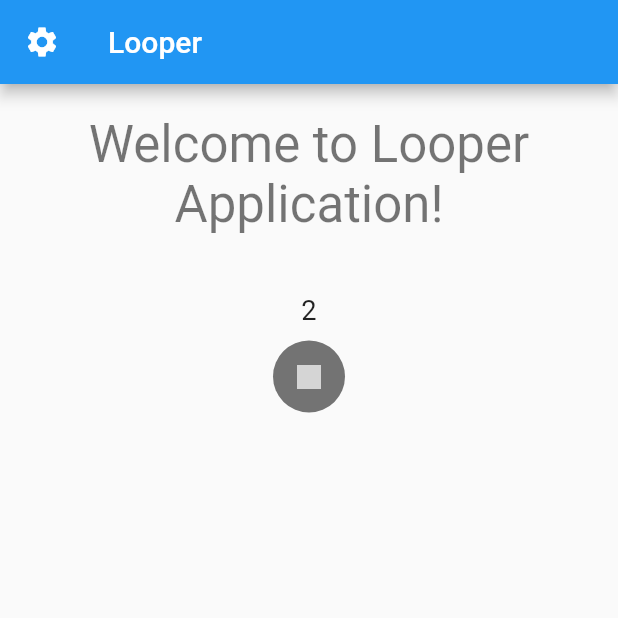
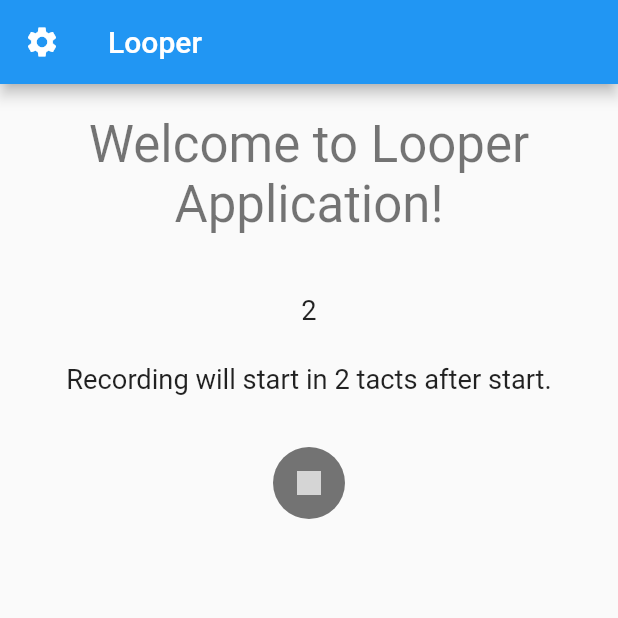
Before and after one commit to michcho415/flutter_project, a Flutter app: the screen it shows after launch, after a tap on the "circle" icon, on a phone screen of 412 x 824 dp, the top half of it. Run offline on Flutter 3.47's test engine with Material 2 defaults, Android fonts, the phone set to English and light mode, and no system bars; our stand-ins replace audioplayers, permission_handler; missing offline and left inert: flutter_sound_lite, microphone, record; statements that could not run were skipped.

Commit message:
Recording audio with microphone and looped playbac

```diff
--- a/lib/widgets/looper.dart
+++ b/lib/widgets/looper.dart
@@ -7,9 +7,14 @@ import 'package:flutter_project/data/app_settings.dart';
 import 'package:flutter_project/widgets/custom_button.dart';
 import 'dart:async';
 import 'dart:math';
-import 'package:microphone/microphone.dart';
 import 'package:audioplayers/audioplayers.dart';
 import 'package:audioplayers/audioplayers_api.dart';
+import 'package:record/record.dart';
+import 'package:microphone/microphone.dart';
+import 'package:flutter_sound_lite/flutter_sound.dart';
+import 'package:flutter_sound_lite/public/flutter_sound_recorder.dart';
+import 'package:permission_handler/permission_handler.dart';
+import 'package:path_provider/path_provider.dart';
 
 
 enum LooperState{
@@ -30,20 +35,35 @@ class Looper extends StatefulWidget {
 
 class _LooperState extends State<Looper> {
 
-  //final microphoneRecorder = MicrophoneRecorder().init();
+  //final microphoneRecorder = MicrophoneRecorder()..init();
+  FlutterSoundRecorder flutterRecorder = FlutterSoundRecorder();
+  FlutterSoundPlayer flutterPlayer = FlutterSoundPlayer();
 
   AudioPlayer audioPlayer = AudioPlayer(mode: PlayerMode.LOW_LATENCY);
+  AudioPlayer looperPlayer = AudioPlayer(mode: PlayerMode.LOW_LATENCY);
   AudioCache? audioCache;
+  AudioCache? looperAudioCache;
+
+  final recorder = Record();
+
   late LooperState state;
   bool isRecordButtonVisible = true;
   bool isStopButtonVisible = false;
   bool isPlayButtonVisible = false;
+
   late int tactDuration = 0;
   late int beatDuration = 0;
   late int oneTickDuration = 0;
+
   Timer? startCounting;
   Timer? metronomeLoop;
+  Timer? recordTimer;
+  Timer? playingTimer;
+
+  String recordingStateString = "";
   String path = 'met.mp3';
+  String recordedPath = 'recording.aac';
+
   int counter = 1;
 
 
@@ -52,17 +72,37 @@ class _LooperState extends State<Looper> {
     state = LooperState.Stopped;
     initTempoSetup();
 
+    super.initState();
+
     audioCache = AudioCache(fixedPlayer: audioPlayer);
-    super.initState();
+    looperAudioCache = AudioCache(fixedPlayer: looperPlayer);
+
+    flutterRecorder.openAudioSession(
+      focus: AudioFocus.requestFocusAndStopOthers,
+      mode: SessionMode.modeDefault,
+      device: AudioDevice.speaker,
+      category: SessionCategory.record,
+    );
+
+    flutterPlayer.openAudioSession(
+      focus: AudioFocus.requestFocusAndStopOthers,
+      mode: SessionMode.modeDefault,
+      device: AudioDevice.speaker,
+      category: SessionCategory.playback
+    );
+
   }
 
   @override
   void dispose() {
-    //preRecordTimer?.cancel();
-    //recordingTimer?.cancel();
-
     audioPlayer.release();
     audioPlayer.dispose();
+
+    looperPlayer.release();
+    looperPlayer.dispose();
+
+    flutterRecorder.closeAudioSession();
+    flutterPlayer.closeAudioSession();
     super.dispose();
   }
 
@@ -72,37 +112,49 @@ class _LooperState extends State<Looper> {
         mainAxisAlignment: MainAxisAlignment.center,
         children: [
           Center(child: Text(counter.toString(), textScaleFactor: 1.3,)),
-            Padding( padding: EdgeInsets.symmetric(vertical: 10.0),
+          Padding(
+            padding: EdgeInsets.symmetric(vertical: 25),
+            child: Center(child: Text(recordingStateString.toString(), textScaleFactor: 1.3,))),
+            Padding(
+                padding: EdgeInsets.symmetric(vertical: 10.0),
                 child: Row(
                   mainAxisAlignment: MainAxisAlignment.center,
                   children: [
                       CustomButton(isRecordButtonVisible, Icons.circle, 16, preRecording, Colors.red),
                       Padding(
                         padding: EdgeInsets.symmetric(horizontal: 5.0),
-                  child: CustomButton(isStopButtonVisible, Icons.stop, 32, stopRecording, Colors.white70))
-
+                        child: CustomButton(isStopButtonVisible, Icons.stop, 32, stopRecording, Colors.white70)
+                      ),
                   ],
                 )
             )
-
-
         ],
     );
 
   }
 
-  void preRecording() {
+  Future<void> askForPermissions() async {
+    await Permission.microphone.request();
+    await Permission.storage.request();
+    await Permission.manageExternalStorage.request();
+  }
+
+  Future<void> preRecording() async {
+    await askForPermissions();
+    var tempDir = await getTemporaryDirectory();
+    recordedPath = '${tempDir.path}/recording.aac';
+    startCounting = new Timer(Duration(milliseconds: 2*tactDuration), startRecording);
+    metronomeLoop = new Timer.periodic(Duration(milliseconds: oneTickDuration), onTick);
+    audioCache!.play(path);
+
     setState(() {
       initTempoSetup();
       isRecordButtonVisible = false;
       isStopButtonVisible = true;
       counter = 0;
       state = LooperState.Recording;
-      startCounting = new Timer(Duration(milliseconds: tactDuration), startRecording);
-      metronomeLoop = new Timer.periodic(Duration(milliseconds: oneTickDuration), onTick);
-      audioCache!.play(path);
+      recordingStateString = "Recording will start in 2 tacts after start.";
       counter += 1;
-      //microphoneRecorder.start();
     });
   }
 
@@ -110,13 +162,13 @@ class _LooperState extends State<Looper> {
   {
     setState(() {
       oneTickDuration = (1000 * 60 / widget.appData.beatsPerMinute).toInt();
-      tactDuration = (tactDuration * widget.appData.metrum).toInt();
+      tactDuration = (oneTickDuration * widget.appData.metrum).toInt();
       beatDuration = (widget.appData.numberOfTactsToRecord * tactDuration).toInt(); // in ms
     });
   }
 
-  void onTick(Timer t) {
-    audioCache!.play(path);
+  Future<void> onTick(Timer t) async {
+    await audioCache!.play(path);
     setState(() {
       counter += 1;
       if(counter == widget.appData.metrum + 1)
@@ -125,18 +177,64 @@ class _LooperState extends State<Looper> {
 
   }
 
-  void startRecording(){
-    setState(() {
+  Future<void> startRecording() async {
+    recordTimer = new Timer(Duration(milliseconds: beatDuration), Recorded);
+    flutterRecorder.startRecorder(toFile: 'foo.aac', sampleRate: 44100, codec: Codec.aacADTS);
+    setState((){
+      startCounting?.cancel();
+      state = LooperState.Recording;
+      recordingStateString = "Recording.";
+      /*recorder.start(
+        path: 'myFile.m4a', // required
+        encoder: AudioEncoder.AAC, // by default
+        bitRate: 128000, // by default
+        samplingRate: 44100, // by default
+      );*/
+      //microphoneRecorder.start();
+
 
     });
   }
 
-  void stopRecording()
-  {
+  Future<void> Playing(Timer t) async{
+
+    await flutterPlayer.startPlayer(
+        fromURI: 'foo.aac',
+        codec: Codec.aacADTS,
+        whenFinished: () { setState((){}); }
+    );
+
+  }
+
+  Future<void> stopRecording() async {
+    await flutterRecorder.stopRecorder();
+    await flutterPlayer.stopPlayer();
+    playingTimer?.cancel();
     setState(() {
       metronomeLoop?.cancel();
       startCounting?.cancel();
       isRecordButtonVisible = true;
+      isStopButtonVisible = false;
+      recordingStateString = "stopped.";
+    });
+  }
+
+  Future<void> Recorded() async
+  {
+    await flutterRecorder.stopRecorder();
+    await flutterPlayer.startPlayer(
+        fromURI: 'foo.aac',
+        codec: Codec.aacADTS,
+        whenFinished: () { setState((){}); }
+    );
+    playingTimer = Timer.periodic(Duration(milliseconds: beatDuration), Playing);
+
+    setState(() {
+      metronomeLoop?.cancel();
+      startCounting?.cancel();
+      isStopButtonVisible = true;
+      isRecordButtonVisible = false;
+      recordingStateString = "Playing loop.";
     });
   }
 
--- a/pubspec.yaml
+++ b/pubspec.yaml
@@ -36,6 +36,10 @@ dependencies:
   cupertino_icons: ^1.0.2
   microphone: ^0.1.0
   audioplayers: ^0.20.1
+  record: ^3.0.0
+  flutter_sound_lite: ^8.4.2
+  permission_handler: ^8.2.6
+  path_provider: ^2.0.6
 
 dev_dependencies:
   flutter_test:
```
Also changed, not shown: pubspec.lock, 2 other files. Lines whose indentation alone changed are shown as unchanged.
